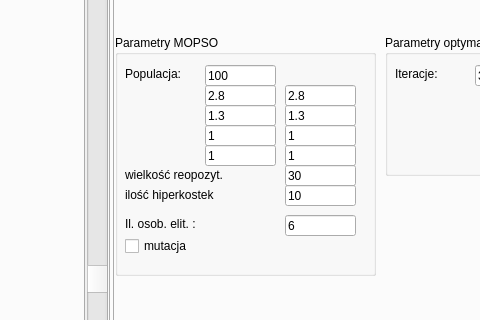
The window that Forma.ui (werty/PSOEVO) describes before a commit, drawn with Qt 5; both pictures show x 513 to 993 and y 152 to 472 of the 1254 by 914 pixel window.
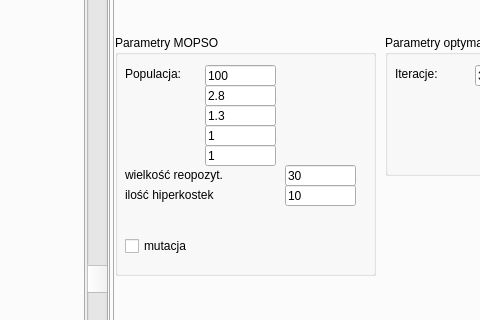
The same window after the commit. The open tabs and pages were chosen to show the change. Icons and pictures are not drawn. Custom widgets are drawn as their Qt base class.

Patch:
```diff
--- a/Forma.ui
+++ b/Forma.ui
@@ -541,58 +541,6 @@
             <string>1</string>
            </property>
           </widget>
-          <widget class="QLineEdit" name="populacja_6">
-           <property name="geometry">
-            <rect>
-             <x>170</x>
-             <y>50</y>
-             <width>71</width>
-             <height>21</height>
-            </rect>
-           </property>
-           <property name="text">
-            <string>2.8</string>
-           </property>
-          </widget>
-          <widget class="QLineEdit" name="populacja_7">
-           <property name="geometry">
-            <rect>
-             <x>170</x>
-             <y>70</y>
-             <width>71</width>
-             <height>21</height>
-            </rect>
-           </property>
-           <property name="text">
-            <string>1.3</string>
-           </property>
-          </widget>
-          <widget class="QLineEdit" name="populacja_8">
-           <property name="geometry">
-            <rect>
-             <x>170</x>
-             <y>90</y>
-             <width>71</width>
-             <height>21</height>
-            </rect>
-           </property>
-           <property name="text">
-            <string>1</string>
-           </property>
-          </widget>
-          <widget class="QLineEdit" name="populacja_9">
-           <property name="geometry">
-            <rect>
-             <x>170</x>
-             <y>110</y>
-             <width>71</width>
-             <height>21</height>
-            </rect>
-           </property>
-           <property name="text">
-            <string>1</string>
-           </property>
-          </widget>
           <widget class="QWidget" name="Wzor_c1" native="true">
            <property name="geometry">
             <rect>
@@ -704,35 +652,6 @@
             <string>30</string>
            </property>
           </widget>
-          <widget class="QLineEdit" name="ilOsobElitMOPSO">
-           <property name="geometry">
-            <rect>
-             <x>170</x>
-             <y>180</y>
-             <width>71</width>
-             <height>21</height>
-            </rect>
-           </property>
-           <property name="text">
-            <string>6</string>
-           </property>
-          </widget>
-          <widget class="QLabel" name="label_34">
-           <property name="geometry">
-            <rect>
-             <x>10</x>
-             <y>180</y>
-             <width>91</width>
-             <height>17</height>
-            </rect>
-           </property>
-           <property name="text">
-            <string>Il. osob. elit. :</string>
-           </property>
-           <property name="buddy">
-            <cstring>ilOsobElitMOPSO</cstring>
-           </property>
-          </widget>
          </widget>
          <widget class="QWidget" name="Wzor_PSO" native="true">
           <property name="geometry">
```
Left out of the diff: 31 changed lines with no effect on the pictures.
